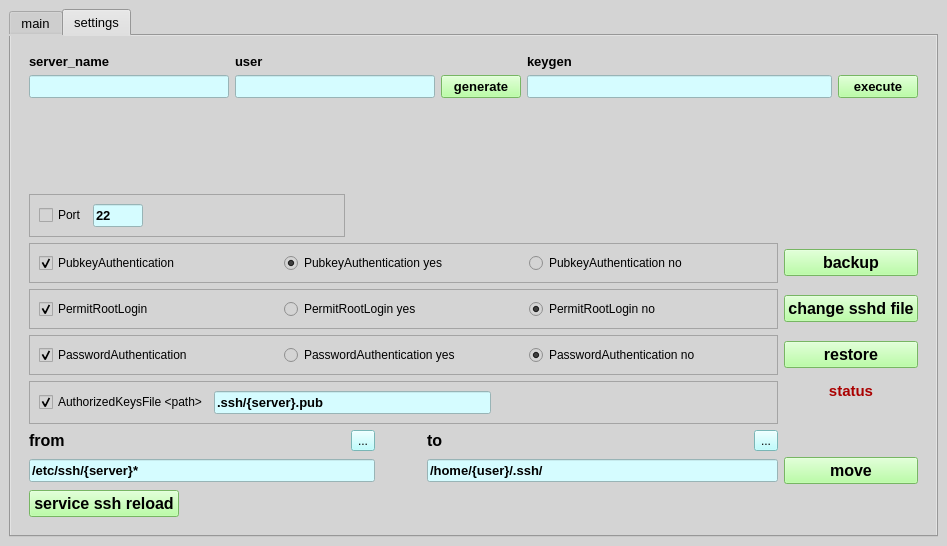
extybr/remote_control, file ssh.ui: the form before one commit.
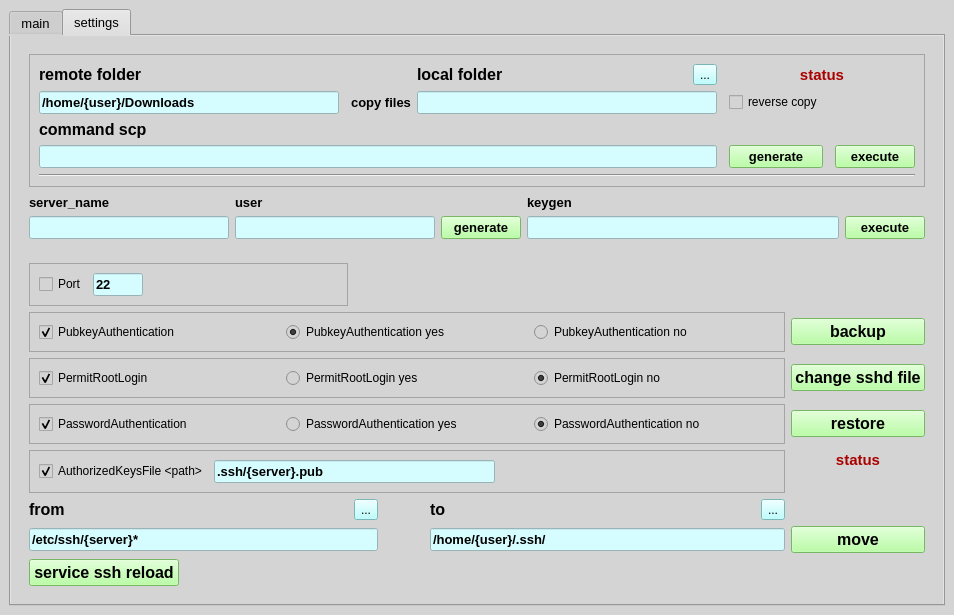
The form after the commit. The open tabs and pages were chosen to show the change.

Patch:
```diff
--- a/ssh.ui
+++ b/ssh.ui
@@ -7,7 +7,7 @@
     <x>0</x>
     <y>0</y>
     <width>947</width>
-    <height>546</height>
+    <height>613</height>
    </rect>
   </property>
   <property name="windowTitle">
@@ -367,35 +367,7 @@
         <item row="0" column="0">
          <widget class="QWidget" name="widget_3" native="true">
           <layout class="QGridLayout" name="gridLayout_5">
-           <item row="0" column="1">
-            <widget class="QLabel" name="label_9">
-             <property name="font">
-              <font>
-               <pointsize>10</pointsize>
-               <weight>75</weight>
-               <bold>true</bold>
-              </font>
-             </property>
-             <property name="text">
-              <string>user</string>
-             </property>
-            </widget>
-           </item>
-           <item row="0" column="0">
-            <widget class="QLabel" name="label_7">
-             <property name="font">
-              <font>
-               <pointsize>10</pointsize>
-               <weight>75</weight>
-               <bold>true</bold>
-              </font>
-             </property>
-             <property name="text">
-              <string>server_name</string>
-             </property>
-            </widget>
-           </item>
-           <item row="4" column="0">
+           <item row="1" column="0">
             <spacer name="verticalSpacer">
              <property name="orientation">
               <enum>Qt::Vertical</enum>
@@ -408,14 +380,8 @@
              </property>
             </spacer>
            </item>
-           <item row="1" column="0">
-            <widget class="QLineEdit" name="lineEdit_7">
-             <property name="maximumSize">
-              <size>
-               <width>200</width>
-               <height>16777215</height>
-              </size>
-             </property>
+           <item row="2" column="0">
+            <widget class="QLabel" name="label_7">
              <property name="font">
               <font>
                <pointsize>10</pointsize>
@@ -423,15 +389,26 @@
                <bold>true</bold>
               </font>
              </property>
-             <property name="styleSheet">
-              <string notr="true">background-color: rgb(213, 252, 255);</string>
+             <property name="text">
+              <string>server_name</string>
              </property>
+            </widget>
+           </item>
+           <item row="2" column="1">
+            <widget class="QLabel" name="label_9">
+             <property name="font">
+              <font>
+               <pointsize>10</pointsize>
+               <weight>75</weight>
+               <bold>true</bold>
+              </font>
+             </property>
              <property name="text">
-              <string/>
+              <string>user</string>
              </property>
             </widget>
            </item>
-           <item row="1" column="1">
+           <item row="3" column="1">
             <widget class="QLineEdit" name="lineEdit_9">
              <property name="maximumSize">
               <size>
@@ -454,24 +431,7 @@
              </property>
             </widget>
            </item>
-           <item row="1" column="4">
-            <widget class="QPushButton" name="pushButton_2">
-             <property name="font">
-              <font>
-               <pointsize>10</pointsize>
-               <weight>75</weight>
-               <bold>true</bold>
-              </font>
-             </property>
-             <property name="styleSheet">
-              <string notr="true">background-color: rgb(166, 255, 139);</string>
-             </property>
-             <property name="text">
-              <string>execute</string>
-             </property>
-            </widget>
-           </item>
-           <item row="1" column="3">
+           <item row="3" column="3">
             <widget class="QLineEdit" name="lineEdit_12">
              <property name="font">
               <font>
@@ -488,7 +448,47 @@
              </property>
             </widget>
            </item>
-           <item row="1" column="2">
+           <item row="3" column="4">
+            <widget class="QPushButton" name="pushButton_2">
+             <property name="font">
+              <font>
+               <pointsize>10</pointsize>
+               <weight>75</weight>
+               <bold>true</bold>
+              </font>
+             </property>
+             <property name="styleSheet">
+              <string notr="true">background-color: rgb(166, 255, 139);</string>
+             </property>
+             <property name="text">
+              <string>execute</string>
+             </property>
+            </widget>
+           </item>
+           <item row="3" column="0">
+            <widget class="QLineEdit" name="lineEdit_7">
+             <property name="maximumSize">
+              <size>
+               <width>200</width>
+               <height>16777215</height>
+              </size>
+             </property>
+             <property name="font">
+              <font>
+               <pointsize>10</pointsize>
+               <weight>75</weight>
+               <bold>true</bold>
+              </font>
+             </property>
+             <property name="styleSheet">
+              <string notr="true">background-color: rgb(213, 252, 255);</string>
+             </property>
+             <property name="text">
+              <string/>
+             </property>
+            </widget>
+           </item>
+           <item row="3" column="2">
             <widget class="QPushButton" name="pushButton_10">
              <property name="maximumSize">
               <size>
@@ -511,7 +511,7 @@
              </property>
             </widget>
            </item>
-           <item row="0" column="3">
+           <item row="2" column="3">
             <widget class="QLabel" name="label_12">
              <property name="font">
               <font>
@@ -525,6 +525,236 @@
              </property>
             </widget>
            </item>
+           <item row="0" column="0" colspan="5">
+            <widget class="QFrame" name="frame_6">
+             <property name="frameShape">
+              <enum>QFrame::StyledPanel</enum>
+             </property>
+             <property name="frameShadow">
+              <enum>QFrame::Raised</enum>
+             </property>
+             <layout class="QGridLayout" name="gridLayout_12">
+              <item row="3" column="8">
+               <widget class="QPushButton" name="pushButton_12">
+                <property name="font">
+                 <font>
+                  <pointsize>10</pointsize>
+                  <weight>75</weight>
+                  <bold>true</bold>
+                 </font>
+                </property>
+                <property name="styleSheet">
+                 <string notr="true">background-color: rgb(166, 255, 139);</string>
+                </property>
+                <property name="text">
+                 <string>execute</string>
+                </property>
+               </widget>
+              </item>
+              <item row="3" column="6">
+               <widget class="QPushButton" name="pushButton_11">
+                <property name="font">
+                 <font>
+                  <pointsize>10</pointsize>
+                  <weight>75</weight>
+                  <bold>true</bold>
+                 </font>
+                </property>
+                <property name="styleSheet">
+                 <string notr="true">background-color: rgb(166, 255, 139);</string>
+                </property>
+                <property name="text">
+                 <string>generate</string>
+                </property>
+               </widget>
+              </item>
+              <item row="3" column="0" colspan="5">
+               <widget class="QLineEdit" name="lineEdit_17">
+                <property name="font">
+                 <font>
+                  <pointsize>10</pointsize>
+                  <weight>75</weight>
+                  <bold>true</bold>
+                 </font>
+                </property>
+                <property name="styleSheet">
+                 <string notr="true">background-color: rgb(213, 252, 255);</string>
+                </property>
+               </widget>
+              </item>
+              <item row="2" column="0">
+               <widget class="QLabel" name="label_16">
+                <property name="font">
+                 <font>
+                  <pointsize>12</pointsize>
+                  <weight>75</weight>
+                  <bold>true</bold>
+                 </font>
+                </property>
+                <property name="text">
+                 <string>command scp</string>
+                </property>
+               </widget>
+              </item>
+              <item row="4" column="0" colspan="9">
+               <widget class="Line" name="line">
+                <property name="sizePolicy">
+                 <sizepolicy hsizetype="Expanding" vsizetype="Fixed">
+                  <horstretch>0</horstretch>
+                  <verstretch>0</verstretch>
+                 </sizepolicy>
+                </property>
+                <property name="orientation">
+                 <enum>Qt::Horizontal</enum>
+                </property>
+               </widget>
+              </item>
+              <item row="0" column="0">
+               <widget class="QLabel" name="label_10">
+                <property name="font">
+                 <font>
+                  <pointsize>12</pointsize>
+                  <weight>75</weight>
+                  <bold>true</bold>
+                 </font>
+                </property>
+                <property name="text">
+                 <string>remote folder</string>
+                </property>
+               </widget>
+              </item>
+              <item row="1" column="0">
+               <widget class="QLineEdit" name="lineEdit_10">
+                <property name="minimumSize">
+                 <size>
+                  <width>300</width>
+                  <height>0</height>
+                 </size>
+                </property>
+                <property name="font">
+                 <font>
+                  <pointsize>10</pointsize>
+                  <weight>75</weight>
+                  <bold>true</bold>
+                 </font>
+                </property>
+                <property name="styleSheet">
+                 <string notr="true">background-color: rgb(213, 252, 255);</string>
+                </property>
+                <property name="text">
+                 <string>/home/{user}/Downloads</string>
+                </property>
+               </widget>
+              </item>
+              <item row="1" column="2">
+               <widget class="QLabel" name="label_18">
+                <property name="font">
+                 <font>
+                  <pointsize>10</pointsize>
+                  <weight>75</weight>
+                  <bold>true</bold>
+                 </font>
+                </property>
+                <property name="text">
+                 <string>copy files</string>
+                </property>
+                <property name="alignment">
+                 <set>Qt::AlignCenter</set>
+                </property>
+               </widget>
+              </item>
+              <item row="0" column="2">
+               <spacer name="horizontalSpacer_6">
+                <property name="orientation">
+                 <enum>Qt::Horizontal</enum>
+                </property>
+                <property name="sizeHint" stdset="0">
+                 <size>
+                  <width>40</width>
+                  <height>20</height>
+                 </size>
+                </property>
+               </spacer>
+              </item>
+              <item row="0" column="3">
+               <widget class="QLabel" name="label_8">
+                <property name="font">
+                 <font>
+                  <pointsize>12</pointsize>
+                  <weight>75</weight>
+                  <bold>true</bold>
+                 </font>
+                </property>
+                <property name="text">
+                 <string>local folder</string>
+                </property>
+               </widget>
+              </item>
+              <item row="0" column="4">
+               <widget class="QToolButton" name="toolButton_4">
+                <property name="styleSheet">
+                 <string notr="true">background-color: rgb(170, 255, 255);</string>
+                </property>
+                <property name="text">
+                 <string>...</string>
+                </property>
+               </widget>
+              </item>
+              <item row="1" column="3" colspan="2">
+               <widget class="QLineEdit" name="lineEdit_8">
+                <property name="minimumSize">
+                 <size>
+                  <width>300</width>
+                  <height>0</height>
+                 </size>
+                </property>
+                <property name="font">
+                 <font>
+                  <pointsize>10</pointsize>
+                  <weight>75</weight>
+                  <bold>true</bold>
+                 </font>
+                </property>
+                <property name="styleSheet">
+                 <string notr="true">background-color: rgb(213, 252, 255);</string>
+                </property>
+               </widget>
+              </item>
+              <item row="1" column="6">
+               <widget class="QCheckBox" name="checkBox_6">
+                <property name="font">
+                 <font>
+                  <pointsize>9</pointsize>
+                 </font>
+                </property>
+                <property name="text">
+                 <string>reverse copy</string>
+                </property>
+               </widget>
+              </item>
+              <item row="0" column="6" colspan="3">
+               <widget class="QLabel" name="label_17">
+                <property name="font">
+                 <font>
+                  <pointsize>11</pointsize>
+                  <weight>75</weight>
+                  <bold>true</bold>
+                 </font>
+                </property>
+                <property name="styleSheet">
+                 <string notr="true">color: rgb(170, 0, 0);</string>
+                </property>
+                <property name="text">
+                 <string>status</string>
+                </property>
+                <property name="alignment">
+                 <set>Qt::AlignCenter</set>
+                </property>
+               </widget>
+              </item>
+             </layout>
+            </widget>
+           </item>
           </layout>
          </widget>
         </item>
```
